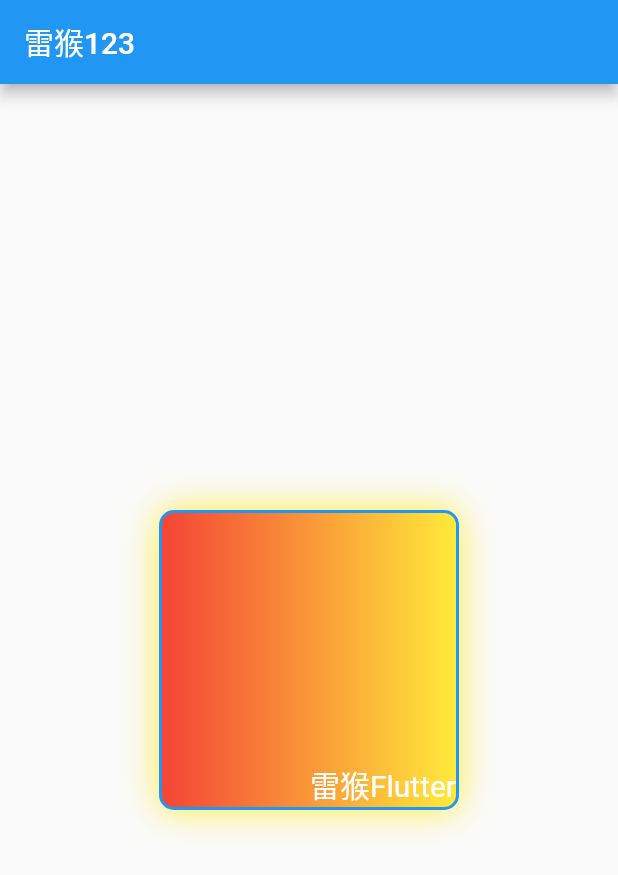
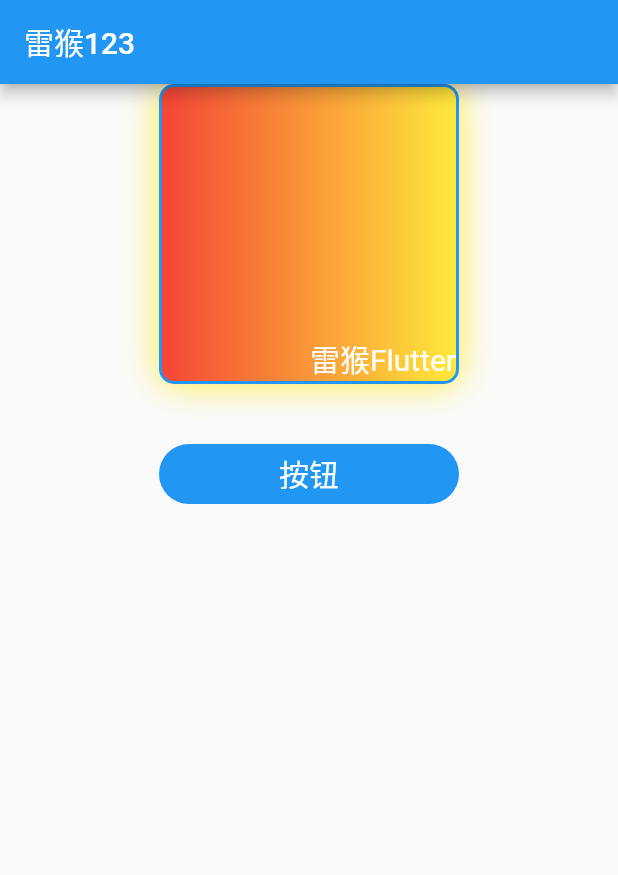
Before and after one commit to Quick-Z/flutter-demo, a Flutter app: the screen it shows after launch, on a phone screen of 412 x 824 dp. Shown: the top 875 px of the screen. Run offline on Flutter 3.47's test engine with Material 2 defaults, Android fonts, the phone set to English and light mode, and no system bars.

Commit message:
模拟按钮组件

```diff
--- a/lib/main.dart
+++ b/lib/main.dart
@@ -1,4 +1,4 @@
-// Container组件
+// Container组件 实现按钮
 import 'package:flutter/material.dart';
 
 void main() {
@@ -7,7 +7,12 @@ void main() {
     MaterialApp(
       home: Scaffold(
         appBar: AppBar(title: const Text("雷猴123")),
-        body: MyApp()
+        body: Column( // 列
+          children: const [
+            MyApp(),
+            MyButton()
+          ]
+        )
       ),
     )
   );
@@ -23,18 +28,21 @@ class MyApp extends StatelessWidget {
       // Container 相当于 div
       child: Container(
         // 配置Container容器内元素的定位
-        alignment: Alignment.bottomRight, // Alignment.center、topLeft、bottomRight 等等
+          alignment: Alignment.bottomRight,
+          // Alignment.center、topLeft、bottomRight 等等
           // 容器的宽高
           width: 200,
           height: 200,
           // 容器的样式
           decoration: BoxDecoration(
-          color: Colors.red, // 背景颜色
+            color: Colors.red,
+            // 背景颜色
             border: Border.all( // 配置边框
               color: Colors.blue, // 边框颜色
               width: 2, // 边框宽度
             ),
-          borderRadius: BorderRadius.circular(10), // 配置圆角
+            borderRadius: BorderRadius.circular(10),
+            // 配置圆角
             boxShadow: const [ // 配置阴影效果
               BoxShadow(
                   color: Colors.yellow, // 阴影颜色
@@ -64,5 +72,27 @@ class MyApp extends StatelessWidget {
       ),
     );
   }
+}
 
+class MyButton extends StatelessWidget {
+  const MyButton({super.key});
+
+  @override
+  Widget build(BuildContext context) {
+    return Container(
+      width: 200,
+      height: 40,
+      // margin: const EdgeInsets.all(10), // 四周margin
+      margin: const EdgeInsets.fromLTRB(0, 40, 0, 0), // 指定margin
+      decoration: BoxDecoration(
+        color: Colors.blue,
+        borderRadius: BorderRadius.circular(20),
+      ),
+      alignment: Alignment.center,
+      child: const Text("按钮", style: TextStyle(
+        color: Colors.white,
+        fontSize: 20
+      ))
+    );
   }
+}
```
Also changed, not shown: lib/03Container组件.dart (added, +68 -0 lines). Lines whose indentation alone changed are shown as unchanged.
